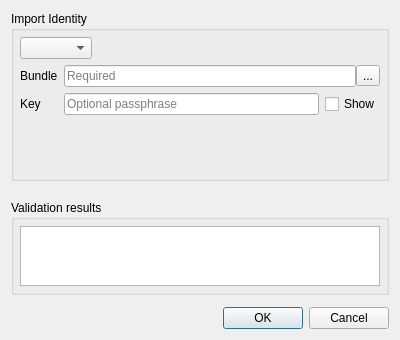
qgis/QGIS, file src/ui/auth/qgsauthimportidentitydialog.ui: the form before one commit.
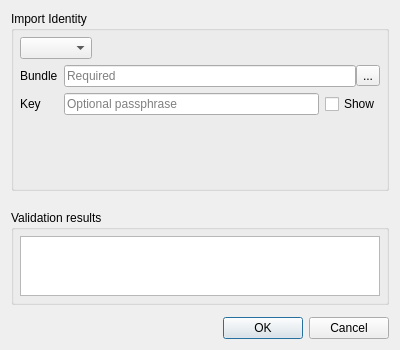
The form after the commit.

```diff
--- a/src/ui/auth/qgsauthimportidentitydialog.ui
+++ b/src/ui/auth/qgsauthimportidentitydialog.ui
@@ -7,7 +7,7 @@
     <x>0</x>
     <y>0</y>
     <width>400</width>
-    <height>340</height>
+    <height>350</height>
    </rect>
   </property>
   <property name="windowTitle">
```
Left out of the diff: 14 changed lines with no effect on the pictures.
